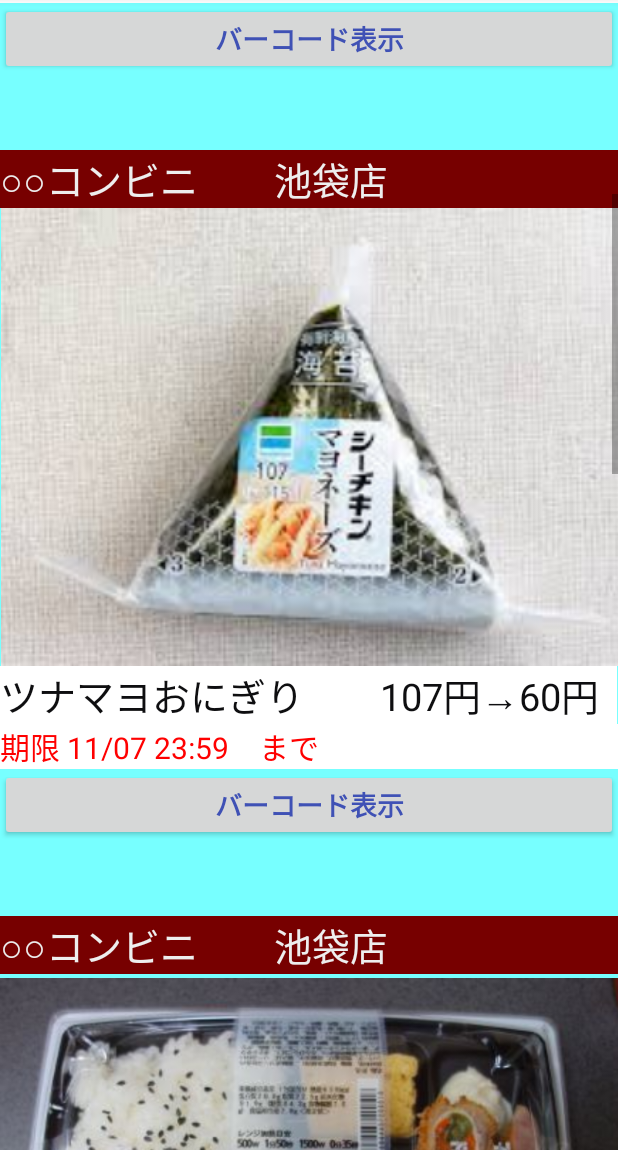
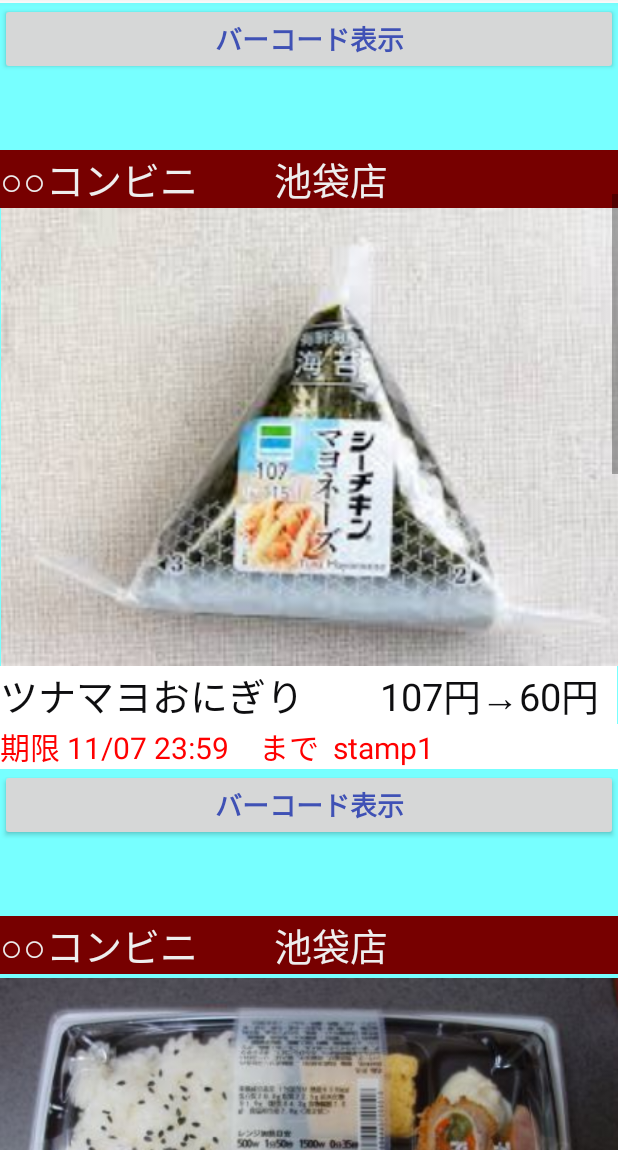
Before and after one commit to yuki03231/FooLo, an Android app: the fragment GalleryFragment shown on its own in the app's theme, scrolled down 537 dp, on a phone screen of 412 x 824 dp, the part 86-1236 px from its top. Run offline under Robolectric (Android 15) with nearby library versions, the phone set to English and light mode, and no system bars.

Commit message:
デザイン変更

```diff
--- a/app/src/main/res/layout/fragment_gallery.xml
+++ b/app/src/main/res/layout/fragment_gallery.xml
@@ -144,7 +144,7 @@
                 android:id="@+id/textView24"
                 android:layout_width="match_parent"
                 android:layout_height="wrap_content"
-                android:text="期限 11/07 23:59　まで"
+                android:text="期限 11/07 23:59　まで  stamp1"
                 android:textColor="#FF0000"
                 android:background="#FFFFFF"
                 android:textSize="20sp" />
@@ -247,7 +247,7 @@
                 android:id="@+id/textView24"
                 android:layout_width="match_parent"
                 android:layout_height="wrap_content"
-                android:text="期限 11/07 23:59　まで"
+                android:text="期限 11/07 23:59　まで  stamp1"
                 android:textColor="#FF0000"
                 android:background="#FFFFFF"
                 android:textSize="20sp" />
@@ -297,7 +297,7 @@
                 android:id="@+id/textView24"
                 android:layout_width="match_parent"
                 android:layout_height="wrap_content"
-                android:text="期限 11/07 23:59　まで"
+                android:text="期限 11/07 23:59　まで  stamp1"
                 android:textColor="#FF0000"
                 android:background="#FFFFFF"
                 android:textSize="20sp" />
```
